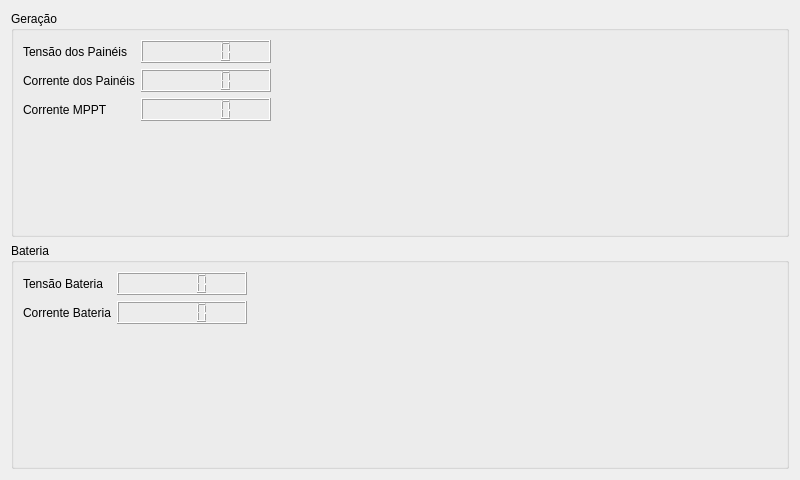
Arariboia/ArariboiaDisplay, file mpptwindow.ui: the form before one commit.
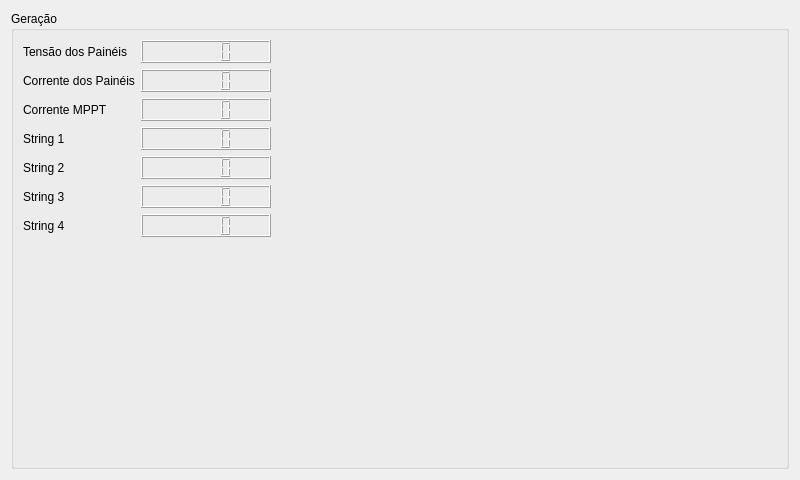
The form after the commit.

```diff
--- a/mpptwindow.ui
+++ b/mpptwindow.ui
@@ -13,9 +13,15 @@
   <property name="windowTitle">
    <string>Form</string>
   </property>
-  <layout class="QVBoxLayout" name="verticalLayout">
+  <layout class="QHBoxLayout" name="horizontalLayout">
    <item>
     <widget class="QGroupBox" name="groupBox">
+     <property name="sizePolicy">
+      <sizepolicy hsizetype="Expanding" vsizetype="Preferred">
+       <horstretch>0</horstretch>
+       <verstretch>0</verstretch>
+      </sizepolicy>
+     </property>
      <property name="title">
       <string>Geração</string>
      </property>
@@ -92,30 +98,32 @@
         </property>
        </widget>
       </item>
-     </layout>
-    </widget>
-   </item>
-   <item>
-    <widget class="QGroupBox" name="groupBox_2">
-     <property name="title">
-      <string>Bateria</string>
-     </property>
-     <layout class="QFormLayout" name="formLayout_2">
-      <item row="0" column="0">
-       <widget class="QLabel" name="label_4">
+      <item row="3" column="0">
+       <widget class="QLabel" name="label_6">
         <property name="text">
-         <string>Tensão Bateria</string>
+         <string>String 1</string>
         </property>
        </widget>
       </item>
-      <item row="0" column="1">
-       <widget class="QLCDNumber" name="batteryVoltage_lcd">
-        <property name="sizePolicy">
-         <sizepolicy hsizetype="Minimum" vsizetype="Minimum">
-          <horstretch>0</horstretch>
-          <verstretch>0</verstretch>
-         </sizepolicy>
+      <item row="3" column="1">
+       <widget class="QLCDNumber" name="string_1_lcd">
+        <property name="maximumSize">
+         <size>
+          <width>130</width>
+          <height>16777215</height>
+         </size>
         </property>
+       </widget>
+      </item>
+      <item row="4" column="0">
+       <widget class="QLabel" name="label_7">
+        <property name="text">
+         <string>String 2</string>
+        </property>
+       </widget>
+      </item>
+      <item row="4" column="1">
+       <widget class="QLCDNumber" name="string_2_lcd">
         <property name="maximumSize">
          <size>
           <width>130</width>
@@ -124,21 +132,32 @@
         </property>
        </widget>
       </item>
-      <item row="1" column="0">
-       <widget class="QLabel" name="label_5">
+      <item row="5" column="0">
+       <widget class="QLabel" name="label_8">
         <property name="text">
-         <string>Corrente Bateria</string>
+         <string>String 3</string>
         </property>
        </widget>
       </item>
-      <item row="1" column="1">
-       <widget class="QLCDNumber" name="batteryCurrent_lcd">
-        <property name="sizePolicy">
-         <sizepolicy hsizetype="Minimum" vsizetype="Minimum">
-          <horstretch>0</horstretch>
-          <verstretch>0</verstretch>
-         </sizepolicy>
+      <item row="5" column="1">
+       <widget class="QLCDNumber" name="string_3_lcd">
+        <property name="maximumSize">
+         <size>
+          <width>130</width>
+          <height>16777215</height>
+         </size>
         </property>
+       </widget>
+      </item>
+      <item row="6" column="0">
+       <widget class="QLabel" name="label_9">
+        <property name="text">
+         <string>String 4</string>
+        </property>
+       </widget>
+      </item>
+      <item row="6" column="1">
+       <widget class="QLCDNumber" name="string_4_lcd">
         <property name="maximumSize">
          <size>
           <width>130</width>
```
